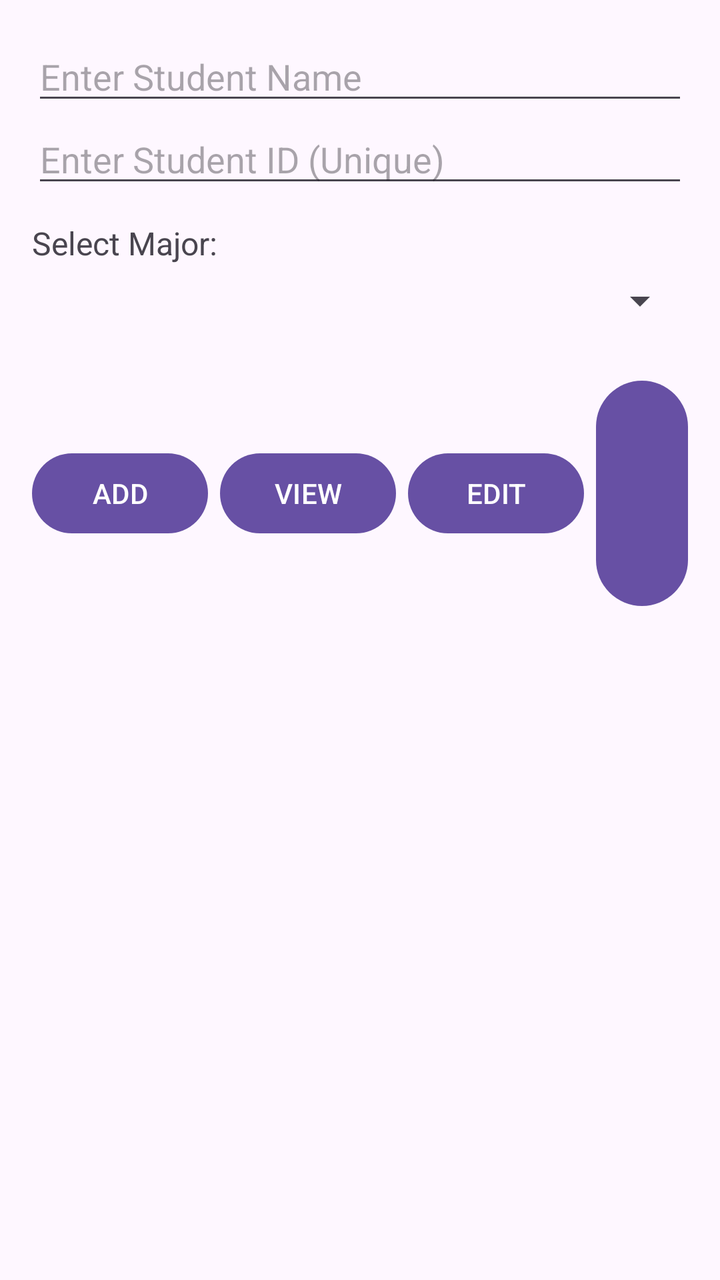
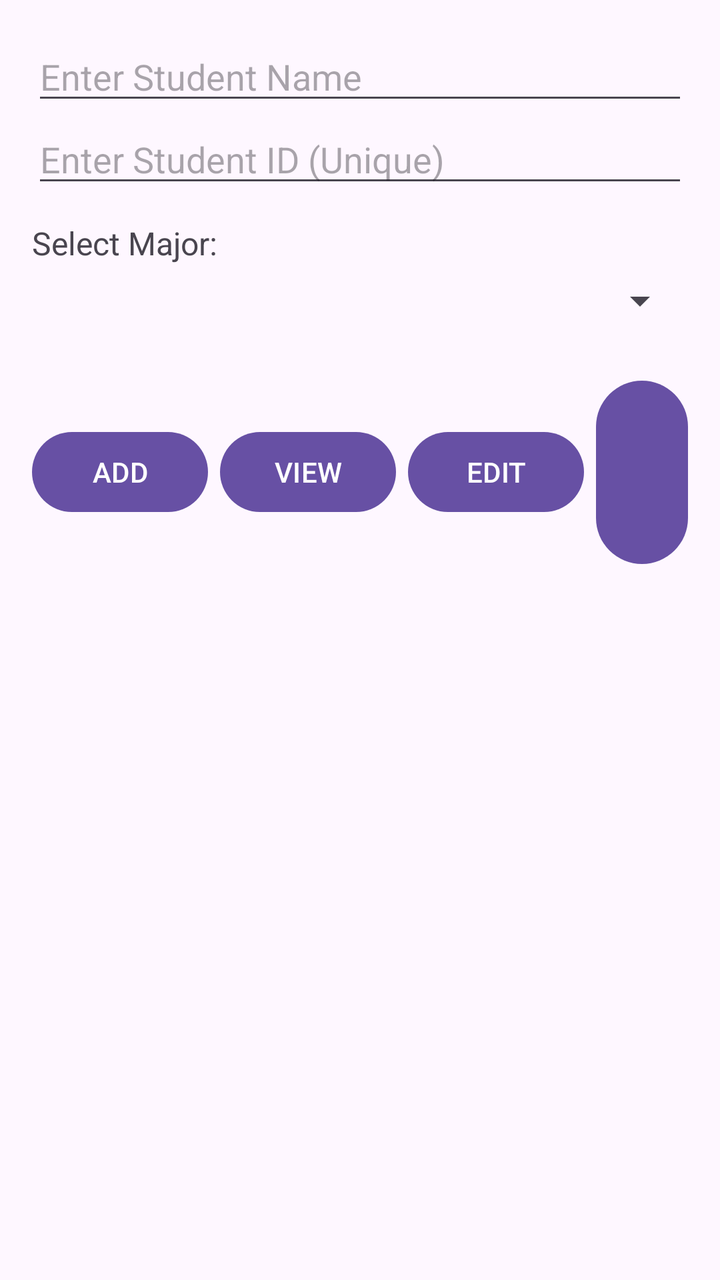

The first picture is an Android layout as it rendered before a commit; the second is the same layout after the commit. The layout source and the unified diff follow.
<!-- AndroidManifest.xml: application theme Theme.Midexam -->
<!-- res/layout/activity_main.xml -->
<?xml version="1.0" encoding="utf-8"?>
<LinearLayout xmlns:android="http://schemas.android.com/apk/res/android"
    android:layout_width="match_parent"
    android:layout_height="match_parent"
    android:orientation="vertical"
    android:padding="16dp">

    <EditText
        android:id="@+id/editTextName"
        android:layout_width="match_parent"
        android:layout_height="wrap_content"
        android:hint="Enter Student Name"
        android:inputType="textPersonName" />

    <EditText
        android:id="@+id/editTextID"
        android:layout_width="match_parent"
        android:layout_height="wrap_content"
        android:hint="Enter Student ID (Unique)"
        android:inputType="text" />

    <TextView
        android:layout_width="match_parent"
        android:layout_height="wrap_content"
        android:text="Select Major:"
        android:layout_marginTop="12dp"
        android:textSize="16sp" />

    <Spinner
        android:id="@+id/spinnerMajor"
        android:layout_width="match_parent"
        android:layout_height="wrap_content"
        android:layout_marginTop="6dp" />

    <LinearLayout
        android:layout_width="match_parent"
        android:layout_height="wrap_content"
        android:orientation="horizontal"
        android:layout_marginTop="24dp"
        android:gravity="center">

        <Button
            android:id="@+id/btnAdd"
            android:layout_width="wrap_content"
            android:layout_height="wrap_content"
            android:text="ADD" />

        <Button
            android:id="@+id/btnView"
            android:layout_width="wrap_content"
            android:layout_height="wrap_content"
            android:text="VIEW"
            android:layout_marginLeft="6dp" />

        <Button
            android:id="@+id/btnEdit"
            android:layout_width="wrap_content"
            android:layout_height="wrap_content"
            android:text="EDIT"
            android:layout_marginLeft="6dp" />

        <Button
            android:id="@+id/btnDelete"
            android:layout_width="wrap_content"
            android:layout_height="wrap_content"
            android:text="DELETE"
            android:layout_marginLeft="6dp" />

    </LinearLayout>

</LinearLayout>
<!-- resources referenced by this layout -->
<resources>
  <style name="Theme.Midexam" parent="Base.Theme.Midexam" />
  <style name="Base.Theme.Midexam" parent="Theme.Material3.DayNight.NoActionBar">
          
          
      </style>
</resources>

<!-- the commit's change to res/layout/activity_main.xml (unified diff, before → after) -->
@@ -56,15 +56,16 @@
             android:id="@+id/btnEdit"
             android:layout_width="wrap_content"
             android:layout_height="wrap_content"
-            android:text="EDIT"
-            android:layout_marginLeft="6dp" />
+            android:layout_marginLeft="6dp"
+            android:text="EDIT" />
 
         <Button
             android:id="@+id/btnDelete"
             android:layout_width="wrap_content"
             android:layout_height="wrap_content"
+            android:layout_marginLeft="6dp"
             android:text="DELETE"
-            android:layout_marginLeft="6dp" />
+            android:textSize="11sp" />
 
     </LinearLayout>
 
